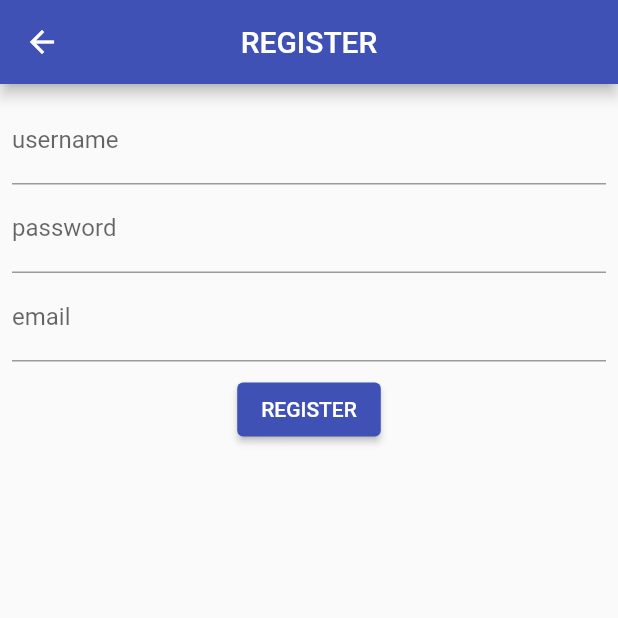
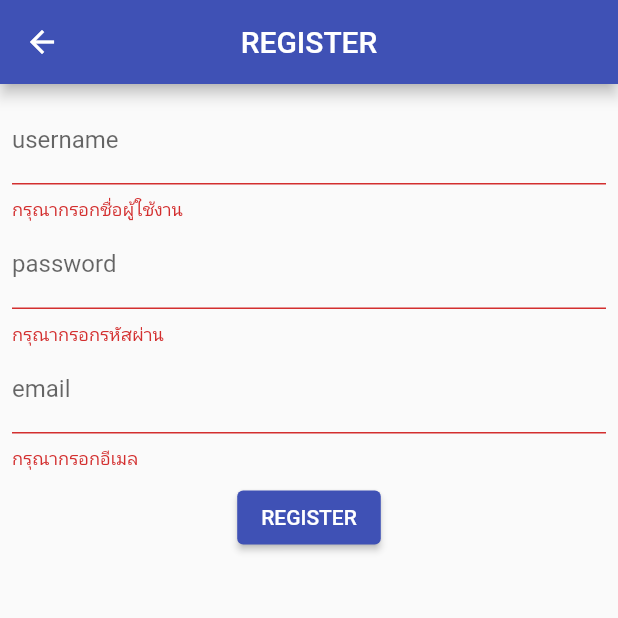
Before and after one commit to sk8rboil/case_study, a Flutter app: the RegisterScreen screen opened by its route, after a tap on "REGISTER", on a phone screen of 412 x 824 dp, the top half of it. Run offline on Flutter 3.47's test engine with Material 2 defaults, Android fonts, the phone set to English and light mode, and no system bars; our stand-ins replace cloud_firestore, firebase_auth, firebase_core, get; accounts and stored records are empty.

Commit message:
add users data to firestore

```diff
--- a/lib/controllers/createaccount_controller.dart
+++ b/lib/controllers/createaccount_controller.dart
@@ -1,5 +1,6 @@
 // ignore_for_file: avoid_print, unnecessary_string_interpolations, prefer_const_constructors, unused_local_variable
 
+import 'package:cloud_firestore/cloud_firestore.dart';
 import 'package:firebase_auth/firebase_auth.dart';
 import 'package:flutter/material.dart';
 
@@ -11,46 +12,9 @@ class AddPageController extends GetxController {
   TextEditingController emailC = TextEditingController();
 
   FirebaseAuth auth = FirebaseAuth.instance;
+  FirebaseFirestore firestore = FirebaseFirestore.instance;
 
   void createAccount(context) async {
-    /*  print(emailC.text);
-    print(usernameC.text);
-    print(passwordC.text);
-    if (usernameC.text.isNotEmpty &&
-        passwordC.text.isNotEmpty &&
-        emailC.text.isNotEmpty) {
-      print('is not empty');
-      try {
-        Firebase.initializeApp().then((value) async {
-          await auth
-              .createUserWithEmailAndPassword(
-                  email: emailC.text, password: passwordC.text)
-              .then((value) {
-            print('login success');
-          });
-        });
-      } on FirebaseAuthException catch (e) {
-        if (e.code == 'weak-password') {
-          showDialog(
-              context: context,
-              builder: (BuildContext context) => AlertDialog(
-                    title: const Text('AlertDialog Title'),
-                    content: const Text('weak-password'),
-                  ));
-        } else if (e.code == 'firebase_auth/email-already-in-use') {
-          showDialog(
-              context: context,
-              builder: (BuildContext context) => AlertDialog(
-                    title: const Text('AlertDialog Title'),
-                    content: const Text('email-already-in-use'),
-                  ));
-        }
-      } catch (e) {
-        print(e);
-      }
-    } else {
-      print('empty');
-    } */
     if (usernameC.text.isNotEmpty &&
         passwordC.text.isNotEmpty &&
         emailC.text.isNotEmpty) {
@@ -59,15 +23,26 @@ class AddPageController extends GetxController {
           email: emailC.text,
           password: passwordC.text,
         );
+        if (credential.user != null) {
+          String uid = credential.user!.uid;
+          firestore.collection("users").doc(uid).set({
+            "uid": uid,
+            "username": usernameC.text,
+            "password": passwordC.text,
+            "email": emailC.text,
+            "createAt": DateTime.now().toIso8601String(),
+          });
+        } else {}
       } on FirebaseAuthException catch (e) {
-        if (e.code == 'weak-password') {
+        /* if (e.code == 'weak-password') {
           showDialog(
               context: context,
               builder: (BuildContext context) => AlertDialog(
                     title: const Text('WEAK PASSWORD'),
                     content: const Text('password at least 6 character'),
                   ));
-        } else if (e.code == 'email-already-in-use') {
+        } else */
+        if (e.code == 'email-already-in-use') {
           showDialog(
               context: context,
               builder: (BuildContext context) => AlertDialog(
--- a/lib/screens/register_screen.dart
+++ b/lib/screens/register_screen.dart
@@ -1,4 +1,4 @@
-// ignore_for_file: prefer_const_constructors
+// ignore_for_file: prefer_const_constructors, no_leading_underscores_for_local_identifiers
 
 import 'package:flutter/material.dart';
 import 'package:get/get.dart';
@@ -9,6 +9,7 @@ class RegisterScreen extends StatelessWidget {
 
   @override
   Widget build(BuildContext context) {
+    final _formKey = GlobalKey<FormState>();
     final controller = Get.put((AddPageController()));
     return Scaffold(
       appBar: AppBar(
@@ -24,26 +25,59 @@ class RegisterScreen extends StatelessWidget {
               child: Form(
                 child: Column(
                   children: <Widget>[
+                    Form(
+                      key: _formKey,
+                      child: Column(
+                        children: [
                           TextFormField(
                               controller: controller.usernameC,
                               decoration: InputDecoration(
                                 labelText: 'username',
                               ),
                               keyboardType: TextInputType.name,
-                    ),
+                              validator: (value) {
+                                if (value!.isEmpty) {
+                                  return 'กรุณากรอกชื่อผู้ใช้งาน';
+                                } else {
+                                  return null;
+                                }
+                              }),
                           TextFormField(
                               controller: controller.passwordC,
                               decoration: InputDecoration(
                                 labelText: 'password',
                               ),
                               keyboardType: TextInputType.visiblePassword,
-                    ),
+                              validator: (value) {
+                                if (value!.isEmpty) {
+                                  return 'กรุณากรอกรหัสผ่าน';
+                                } else if (value.isNotEmpty &&
+                                    value.length < 8) {
+                                  return 'กรุณากรอกรหัสผ่านอย่างน้อย 8 ตัวอักษร';
+                                } else {
+                                  return null;
+                                }
+                              }),
                           TextFormField(
                             controller: controller.emailC,
                             decoration: InputDecoration(
                               labelText: 'email',
                             ),
                             keyboardType: TextInputType.emailAddress,
+                            validator: (value) {
+                              if (value!.isEmpty) {
+                                return 'กรุณากรอกอีเมล';
+                              } else if (!RegExp(
+                                      "^[a-zA-Z0-9+_.-]+@[a-zA-Z0-9.-]+.[a-z]")
+                                  .hasMatch(value)) {
+                                return 'กรุณาตรวจสอบอีเมลอีกครั้ง';
+                              } else {
+                                return null;
+                              }
+                            },
+                          ),
+                        ],
+                      ),
                     ),
                   ],
                 ),
@@ -51,7 +85,12 @@ class RegisterScreen extends StatelessWidget {
             ),
             ElevatedButton(
               onPressed: () {
+                if (_formKey.currentState!.validate()) {
+                  ScaffoldMessenger.of(context).showSnackBar(
+                    const SnackBar(content: Text('Processing Data')),
+                  );
                   controller.createAccount(context);
+                }
               },
               child: Text('REGISTER'),
             ),
```
Lines whose indentation alone changed are shown as unchanged.
